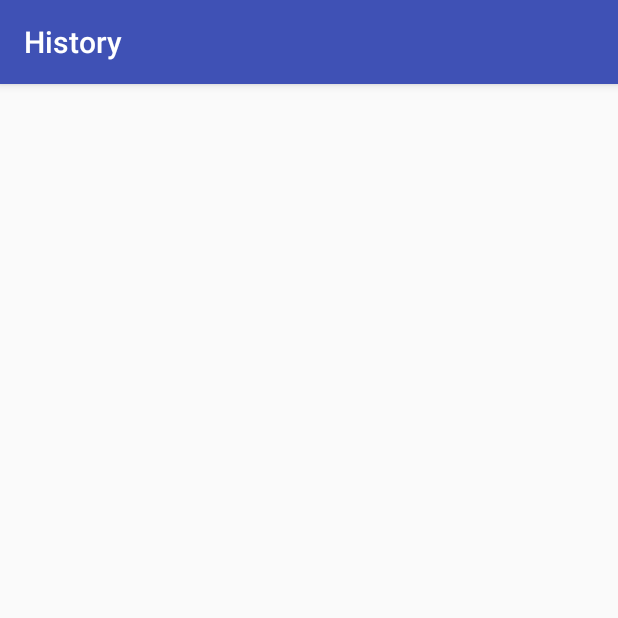
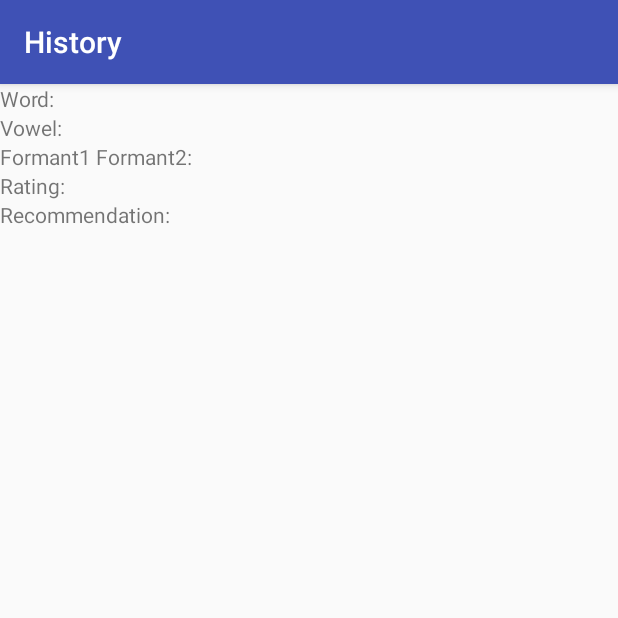
Before and after one commit to 33j/playingWithAndroid, an Android app: the InstantFeedbackActivity screen opened directly, with no data from a screen before it, on a phone screen of 412 x 824 dp, the top half of it. Run offline under Robolectric (Android 15) with nearby library versions, the phone set to English and light mode, and no system bars.

Commit message:
adds stuff

```diff
--- a/app/src/main/AndroidManifest.xml
+++ b/app/src/main/AndroidManifest.xml
@@ -5,7 +5,6 @@
     <uses-permission android:name="android.permission.RECORD_AUDIO" />
     <uses-permission android:name="android.permission.VIBRATE" />
     <uses-permission android:name="android.permission.WRITE_EXTERNAL_STORAGE" />
-    <uses-permission android:name="android.permission." />
     <uses-permission android:name="android.permission.WRITE_EXTERNAL_STORAGE" />
     <uses-permission android:name="android.permission.READ_EXTERNAL_STORAGE" />
 
--- a/app/src/main/java/com/example/michael/team3speechtherapy/Feedback.java
+++ b/app/src/main/java/com/example/michael/team3speechtherapy/Feedback.java
@@ -37,7 +37,7 @@ public class Feedback {
         return Math.sqrt(Math.pow(F1 - f1, 2) + Math.pow(F2 - f2, 2));
     }
 
-    public static String[] simluationFeedback(double f1,double f2,String profile, String v){
+    public static String simluationFeedback(double f1,double f2,String profile, String v){
         double[] ExpectedFormances = FormantData.getExpectedFormants(profile,v);
         double F1, F2;
         F1 = ExpectedFormances[0];
@@ -50,8 +50,6 @@ public class Feedback {
             recommendation[i]="Close mouth a little and higher tongue.";
             i++;
             if(f2-F2>15) {
-
-
                 recommendation[i] = "Advance tongue less.";
                 i++;
             }
@@ -61,7 +59,6 @@ public class Feedback {
             //advance tongue less
             recommendation[i]="Advance tongue less.";
             i++;
-
         }
         //means f1 is too low
        else if(f1-F1<-15){
@@ -72,22 +69,23 @@ public class Feedback {
                 recommendation[i]="Advance tongue more.";
                 i++;
             }
-
         }
         //means f2 is too low
         else if(f2-F2<-15){
             //advance tongue more
             recommendation[i]="Advance tongue more.";
             i++;
-
         }
         else{
             recommendation[i]="Wow you're fantastic!";
             i++;
         }
-        return recommendation;
-
-
+        i=0;
+        String appended="";
+        while(recommendation[i]!=null) {
+            appended=appended+" "+recommendation[i];
+            i++;
+        }
+            return appended;
     }
-
 }
--- a/app/src/main/java/com/example/michael/team3speechtherapy/InstantFeedbackActivity.java
+++ b/app/src/main/java/com/example/michael/team3speechtherapy/InstantFeedbackActivity.java
@@ -1,7 +1,9 @@
 package com.example.michael.team3speechtherapy;
 
+import android.content.Intent;
 import android.support.v7.app.AppCompatActivity;
 import android.os.Bundle;
+import android.widget.TextView;
 
 public class InstantFeedbackActivity extends AppCompatActivity {
 
@@ -9,5 +11,26 @@ public class InstantFeedbackActivity extends AppCompatActivity {
     protected void onCreate(Bundle savedInstanceState) {
         super.onCreate(savedInstanceState);
         setContentView(R.layout.activity_instant_feedback);
+        Intent i = getIntent();
+        String word = i.getStringExtra("word");
+        String vowel = i.getStringExtra("vowel");
+        String f1 = i.getStringExtra("F1");
+        String f2 = i.getStringExtra("F2");
+        String rating = i.getStringExtra("rating");
+        String recommend = i.getStringExtra("recommend");
+
+        // get  all text views
+        TextView view = findViewById(R.id.wordIFA);
+        view.setText(word);
+        view = findViewById(R.id.vowelIFA);
+        view.setText(vowel);
+        view = findViewById(R.id.f1IFA);
+        view.setText(f1);
+        view = findViewById(R.id.f2IFA);
+        view.setText(f2);
+        view = findViewById(R.id.ratingIFA);
+        view.setText(rating);
+        view = findViewById(R.id.recommendationIFA);
+        view.setText(recommend);
+}
     }
-}
--- a/app/src/main/java/com/example/michael/team3speechtherapy/MainActivity.java
+++ b/app/src/main/java/com/example/michael/team3speechtherapy/MainActivity.java
@@ -38,6 +38,7 @@ import java.io.IOException;
 
 import java.io.OutputStreamWriter;
 import java.text.SimpleDateFormat;
+import java.time.Instant;
 import java.util.ArrayList;
 import java.util.Calendar;
 import java.util.Date;
@@ -45,7 +46,6 @@ import java.util.List;
 
 
 public class MainActivity extends AppCompatActivity {
-
     private Button mRecord;
     private Button mStop;
     private ListView list;
@@ -113,6 +113,14 @@ public class MainActivity extends AppCompatActivity {
                 double[] formants = recorderRaw();
                 double score = Feedback.score(formants[0],formants[1],"M",getResources().getStringArray(R.array.vowels)[position]);
                 try {
+                    //Jamie's Alg
+                    String visual = Feedback.simluationFeedback(formants[0],formants[1],"M",getResources().getStringArray(R.array.vowels)[position]);
+
+                    String F1=String.valueOf(formants[0]);
+                    String F2=String.valueOf(formants[1]);
+                    String Score= String.valueOf(score);
+                    launchInstantFeedbackActivity(currWord,getResources().getStringArray(R.array.vowels)[position],F1,F2,Score, visual );
+                    //updates user stats
                     changeUserFile(formants[0],formants[1],"Good",getResources().getStringArray(R.array.vowels)[position]);
                 } catch (IOException e) {
                     e.printStackTrace();
@@ -120,6 +128,18 @@ public class MainActivity extends AppCompatActivity {
                 isRecording = false;
             }
         });
+    }
+
+    public void launchInstantFeedbackActivity(String word, String Vowel, String F1, String F2, String rating, String recommend){
+        Intent i = new Intent(this, InstantFeedbackActivity.class);
+        i.putExtra("word", word);
+        i.putExtra("vowel", Vowel);
+        i.putExtra("F1", F1);
+        i.putExtra("F2",F2);
+        i.putExtra("rating",rating);
+        i.putExtra("recommend",recommend);
+
+        startActivity(i);
     }
 
     public void launchHistoryActivity(View view) {
@@ -168,9 +188,7 @@ public class MainActivity extends AppCompatActivity {
         //} catch (IOException e) {
         //    e.printStackTrace();
         //}
-
         return new double[]{700,2300};
-
     }
 
     private void getFormants() throws IOException {
--- a/app/src/main/java/hapticFeedback.java
+++ b/app/src/main/java/hapticFeedback.java
@@ -1,8 +1,29 @@
-package PACKAGE_NAME;
+/*
+import android.os.Bundle;
 
-/**
- * Created by david on 2/17/18.
- */
+import android.os.Vibrator;
+import android.view.View;
+import android.widget.Button;
+
+import com.example.michael.team3speechtherapy.R;
 
 public class hapticFeedback {
+    Button b_short;
+    Vibrator vibrator;
+
+    @Override
+    protected void onCreate(Bundle savedInstanceState) {
+        super.onCreate(savedInstanceState);
+        setContentView(R.layout.activity_main);
+
+        b_short = (Button) findViewById(R.id.b_short);
+
+        b_short.setOnClickListener(new View.onClickListener() {
+            @Override
+            public void onClick(View view) {
+                vibrator.vibrate(500);
+            }
+        });
+    }
 }
+*/
--- a/app/src/main/res/layout/activity_instant_feedback.xml
+++ b/app/src/main/res/layout/activity_instant_feedback.xml
@@ -6,4 +6,118 @@
     android:layout_height="match_parent"
     tools:context="com.example.michael.team3speechtherapy.InstantFeedbackActivity">
 
+    <LinearLayout
+        android:layout_width="match_parent"
+        android:layout_height="match_parent"
+        android:orientation="vertical"
+        tools:layout_editor_absoluteX="0dp"
+        tools:layout_editor_absoluteY="96dp">
+
+        <LinearLayout
+            android:layout_width="match_parent"
+            android:layout_height="wrap_content"
+            android:orientation="horizontal">
+
+            <TextView
+                android:layout_width="wrap_content"
+                android:layout_height="wrap_content"
+                android:text="Word: " />
+
+            <TextView
+                android:id="@+id/wordIFA"
+                android:layout_width="wrap_content"
+                android:layout_height="wrap_content"
+                android:text="Bird bird bird" />
+        </LinearLayout>
+
+        <LinearLayout
+            android:layout_width="match_parent"
+            android:layout_height="wrap_content"
+            android:orientation="horizontal">
+
+            <TextView
+                android:layout_width="wrap_content"
+                android:layout_height="wrap_content"
+                android:text="Vowel: " />
+
+            <TextView
+                android:id="@+id/vowelIFA"
+                android:layout_width="wrap_content"
+                android:layout_height="wrap_content"
+                android:text="ER" />
+        </LinearLayout>
+
+        <LinearLayout
+            android:layout_width="match_parent"
+            android:layout_height="wrap_content"
+            android:orientation="horizontal">
+
+            <TextView
+                android:layout_width="wrap_content"
+                android:layout_height="wrap_content"
+                android:text="Formant1 " />
+
+            <TextView
+                android:id="@+id/f1IFA"
+                android:layout_width="wrap_content"
+                android:layout_height="wrap_content"
+                android:text="XXXXXX" />
+
+            <TextView
+                android:layout_width="wrap_content"
+                android:layout_height="wrap_content"
+                android:text="Formant2: " />
+
+            <TextView
+                android:id="@+id/f2IFA"
+                android:layout_width="wrap_content"
+                android:layout_height="wrap_content"
+                android:text="YYYYYYY" />
+        </LinearLayout>
+
+        <LinearLayout
+            android:layout_width="match_parent"
+            android:layout_height="wrap_content"
+            android:orientation="horizontal">
+
+            <TextView
+                android:layout_width="wrap_content"
+                android:layout_height="wrap_content"
+                android:text="Rating: " />
+
+            <TextView
+                android:id="@+id/ratingIFA"
+                android:layout_width="wrap_content"
+                android:layout_height="wrap_content"
+                android:text="Good" />
+        </LinearLayout>
+
+        <TextView
+            android:layout_width="wrap_content"
+            android:layout_height="wrap_content"
+            android:text="Recommendation: " />
+
+        <TextView
+            android:id="@+id/recommendationIFA"
+            android:layout_width="wrap_content"
+            android:layout_height="wrap_content"
+            android:text="Do something so that you cann improve your accents. " />
+    </LinearLayout>
+
+    <!--<TableLayout
+        android:layout_width="match_parent"
+        android:layout_height="wrap_content">
+
+        <TableRow
+            android:layout_width="match_parent"
+            android:layout_height="wrap_content"
+            >
+            <TextView
+                android:text="Just the tip"
+                />
+
+        </TableRow>
+
+    </TableLayout>-->
+
 </android.support.constraint.ConstraintLayout>
```
